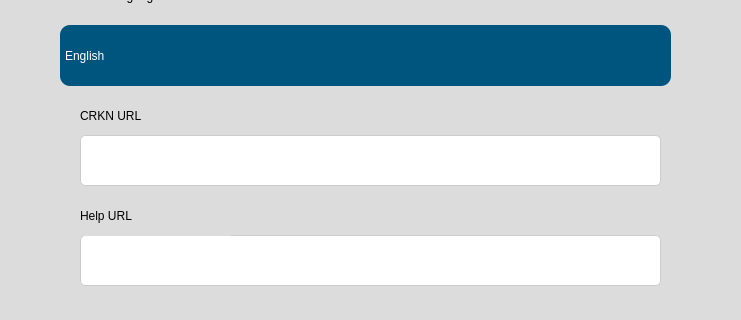
Qt form src/user_interface/english_welcome_screen.ui (eppenney/eBook-Perpetual-Access-Rights-Tracker) before a commit; both pictures show x 230 to 971 and y 425 to 745 of the 1183 by 877 pixel window.
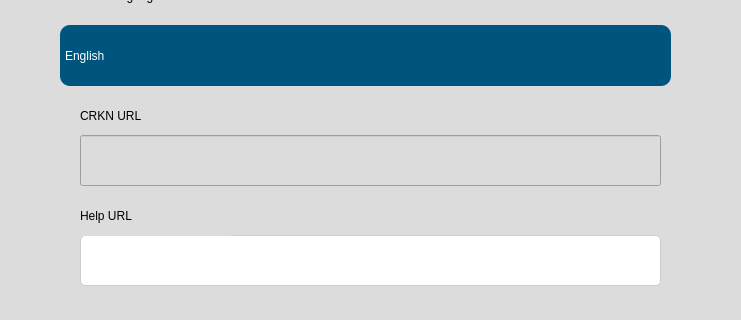
The same form after that commit. Icons and pictures are not drawn.

Patch:
```diff
--- a/src/user_interface/english_welcome_screen.ui
+++ b/src/user_interface/english_welcome_screen.ui
@@ -325,25 +325,31 @@
     </property>
     <property name="styleSheet">
      <string notr="true">/* Styling for QLineEdit */
-QLineEdit {
-    font-family: Arial, sans-serif;
-    font-size: 14px;
-    color: #333; /* Text color */
-    background-color: #fff; /* Background color */
-    border: 1px solid #ccc; /* Border color */
-    border-radius: 5px; /* Border radius */
-    padding: 8px; /* Padding inside the QLineEdit */
-}
+        QLineEdit {
+            font-family: Arial, sans-serif;
+            font-size: 14px;
+            color: #333; /* Text color */
+            background-color: #fff; /* Background color */
+            border: 1px solid #ccc; /* Border color */
+            border-radius: 5px; /* Border radius */
+            padding: 8px; /* Padding inside the QLineEdit */
+        }
 
-/* Styling for QLineEdit when it's focused */
-QLineEdit:focus {
-    border: 1px solid #4d90fe; /* Focused border color */
-    outline: none; /* Remove default focus outline */
-}
+        /* Styling for QLineEdit when it's focused */
+        QLineEdit:focus {
+            border: 1px solid #4d90fe; /* Focused border color */
+            outline: none; /* Remove default focus outline */
+        }
 
-/* Styling for QLineEdit when hovered */
-QLineEdit:hover {
-    border: 1px solid #999; /* Border color on hover */
+        /* Styling for QLineEdit when hovered */
+        QLineEdit:hover {
+            border: 1px solid #999; /* Border color on hover */
+         }
+         QLineEdit:disabled {
+            background-color: rgb(180, 180, 180); /* Grey color for disabled state */
+            color: rgb(120, 120, 120); /* Darker text color for disabled state */
+        }
+
 }</string>
     </property>
    </widget>
```
Left out of the diff: 43 changed lines with no effect on the pictures.
